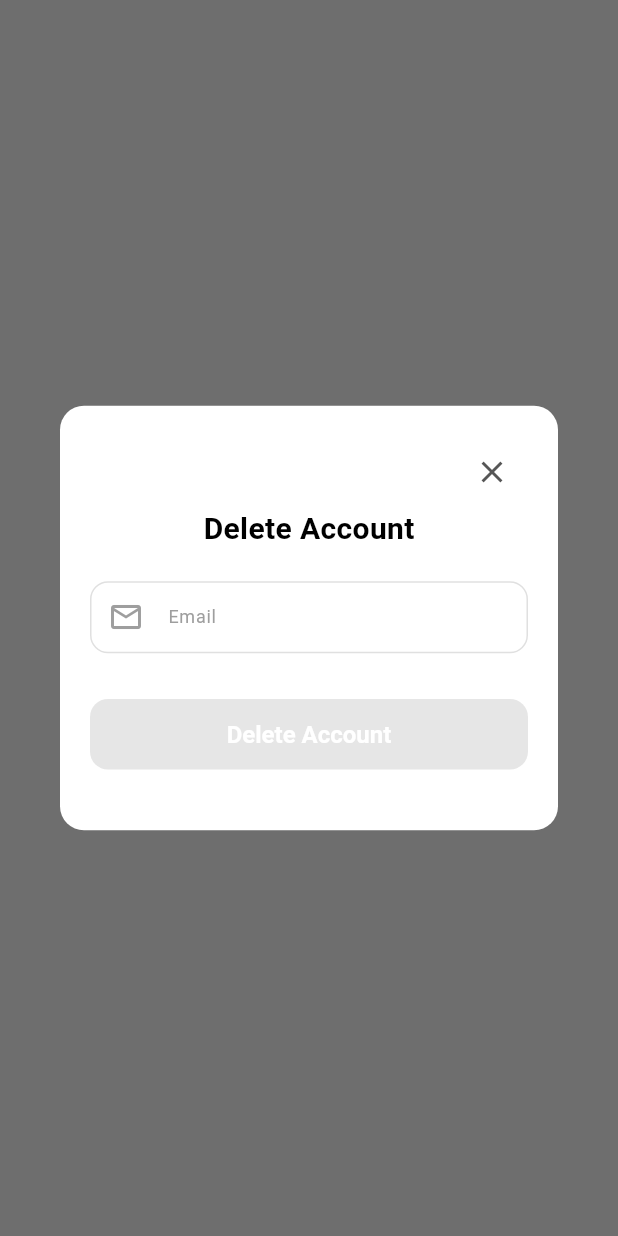
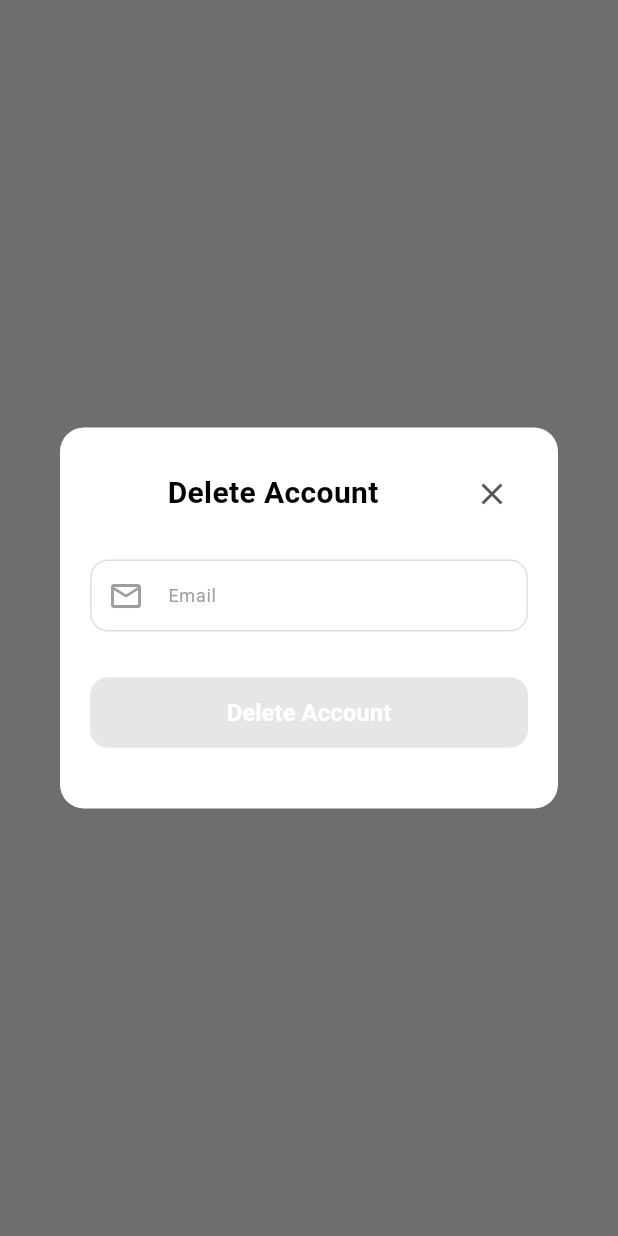
Before and after one commit to chloe2565/fyp, a Flutter app: what showDeleteAccountDialog() shows on an empty page, opened directly with empty values, on a phone screen of 412 x 824 dp. Run offline on Flutter 3.47's test engine with Material 3 defaults, Android fonts, the phone set to English and light mode, and no system bars; our stand-ins replace cloud_firestore, cloud_functions, device_info_plus, firebase_auth, firebase_core, firebase_messaging and 16 more; missing offline and left inert: flutter_stripe, osm_nominatim; accounts and stored records are empty; network calls fail; Roboto replaces fonts that are missing (Plus Jakarta Sans, Poppins); project files that could hold a hidden picture were left out; key blocks and very long unbroken strings in the code were emptied for the run.

Commit message:
delete dialog

```diff
--- a/lib/shared/helper.dart
+++ b/lib/shared/helper.dart
@@ -572,13 +572,10 @@ void showDeleteAccountDialog({
                   child: Column(
                     mainAxisSize: MainAxisSize.min,
                     children: <Widget>[
-                      Align(
-                        alignment: Alignment.topRight,
-                        child: IconButton(
-                          icon: const Icon(Icons.close),
-                          onPressed: () => Navigator.of(context).pop(),
-                        ),
-                      ),
+                      Row(
+                        mainAxisAlignment: MainAxisAlignment.spaceBetween,
+                        children: [
+                          const Spacer(flex: 1),
                           const Text(
                             'Delete Account',
                             style: TextStyle(
@@ -586,6 +583,13 @@ void showDeleteAccountDialog({
                               fontWeight: FontWeight.bold,
                               color: Colors.black,
                             ),
+                          ),
+                          const Spacer(flex: 1),
+                          IconButton(
+                            icon: const Icon(Icons.close),
+                            onPressed: () => Navigator.of(context).pop(),
+                          ),
+                        ],
                       ),
                       const SizedBox(height: 20),
                       buildEmailField(
@@ -691,6 +695,7 @@ Widget buildEmailField({
     controller: controller,
     validator: validator,
     autovalidateMode: AutovalidateMode.onUserInteraction,
+    style: Theme.of(context).textTheme.bodySmall,
     decoration: InputDecoration(
       labelText: label,
       hintText: hint,
```
Lines whose indentation alone changed are shown as unchanged.
